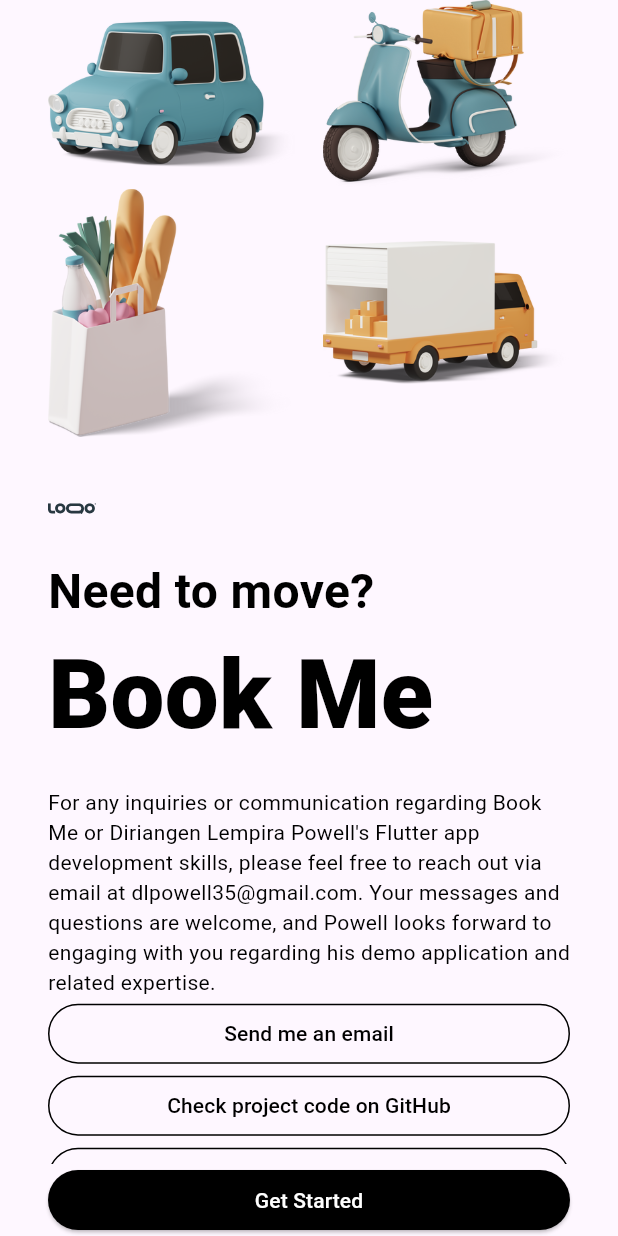
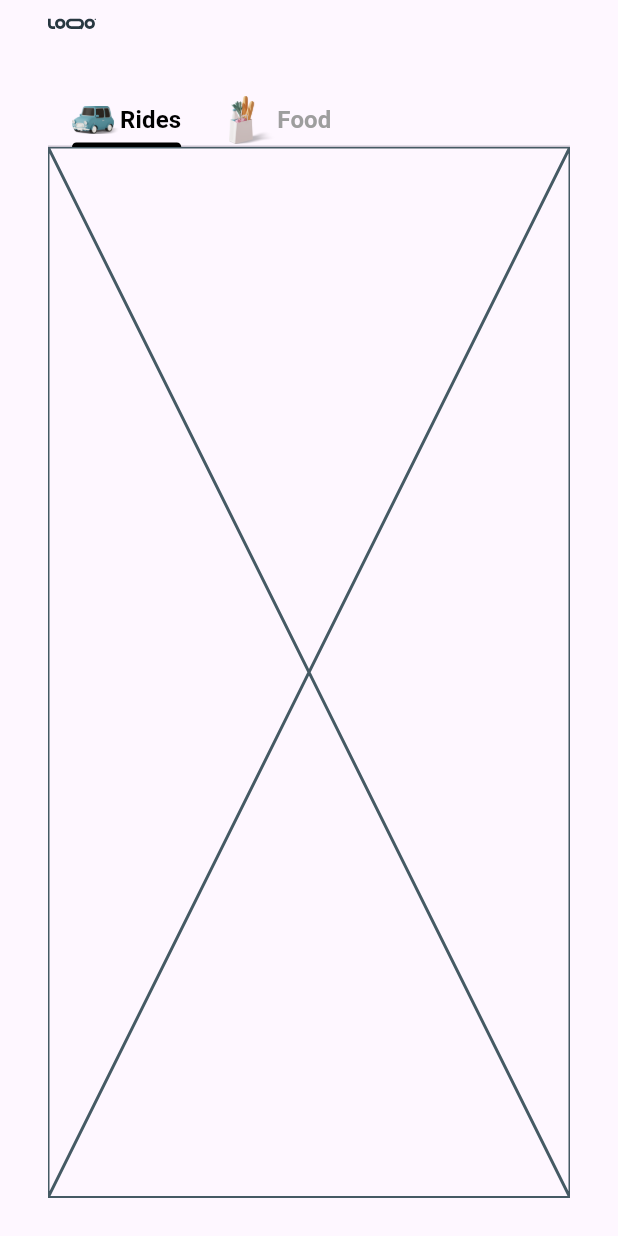
Before and after one commit to iansstuff15/book_me, a Flutter app: the screen it shows after launch, after a tap on "Get Started", on a phone screen of 412 x 824 dp. Run offline on Flutter 3.47's test engine with Material 3 defaults, Android fonts, the phone set to English and light mode, and no system bars; our stand-ins replace flutter_svg, package_info_plus, toastification.

Commit message:
feat: added tabs in home screen

```diff
--- /dev/null
+++ b/lib/features/components/home-tabs/food-tab.component.dart
@@ -0,0 +1,10 @@
+import 'package:flutter/material.dart';
+
+class FoodTab extends StatelessWidget {
+  const FoodTab({super.key});
+
+  @override
+  Widget build(BuildContext context) {
+    return const Placeholder();
+  }
+}
--- /dev/null
+++ b/lib/features/components/home-tabs/rides-tab.component.dart
@@ -0,0 +1,10 @@
+import 'package:flutter/material.dart';
+
+class HomeTab extends StatelessWidget {
+  const HomeTab({super.key});
+
+  @override
+  Widget build(BuildContext context) {
+    return const Placeholder();
+  }
+}
--- a/lib/features/pages/home.pages.dart
+++ b/lib/features/pages/home.pages.dart
@@ -1,4 +1,8 @@
 import 'package:book_me/config/app.config.dart';
+import 'package:book_me/config/sizes.config.dart';
+import 'package:book_me/features/components/buttons/elevated-button.components.dart';
+import 'package:book_me/features/components/home-tabs/food-tab.component.dart';
+import 'package:book_me/features/components/home-tabs/rides-tab.component.dart';
 import 'package:book_me/features/components/scaffold.components.dart';
 import 'package:flutter/material.dart';
 
@@ -8,8 +12,66 @@
 
   @override
   Widget build(BuildContext context) {
+    TextStyle tabTextStyle = const TextStyle(
+      fontSize: AppSizes.small,
+      fontWeight: FontWeight.bold,
+    );
+
     return AppScaffold(
-      children: [AppIcon],
+      children: [
+        AppIcon,
+        const SizedBox(
+          height: AppSizes.medium,
+        ),
+        DefaultTabController(
+            length: 2,
+            child: Column(
+              children: [
+                TabBar(
+                  isScrollable: true,
+                  tabAlignment: TabAlignment.start,
+                  tabs: [
+                    Row(
+                      children: [
+                        Image.asset(
+                          'assets/images/car.png',
+                          width: AppSizes.medium,
+                          height: AppSizes.medium,
+                        ),
+                        Text(
+                          "Rides",
+                          style: tabTextStyle,
+                        ),
+                      ],
+                    ),
+                    Row(
+                      children: [
+                        Image.asset(
+                          'assets/images/food.png',
+                          width: AppSizes.medium,
+                          height: AppSizes.medium,
+                        ),
+                        Text(
+                          "Food",
+                          style: tabTextStyle,
+                        ),
+                      ],
+                    ),
+                  ],
+                ),
+                SizedBox(
+                  height: AppSizes.getPercentOfDeviceHeight(
+                      context: context, percent: 0.85),
+                  child: const TabBarView(
+                    children: [
+                      HomeTab(),
+                      FoodTab(),
+                    ],
+                  ),
+                ),
+              ],
+            )),
+      ],
     );
   }
 }
--- a/lib/features/pages/welcome.pages.dart
+++ b/lib/features/pages/welcome.pages.dart
@@ -4,6 +4,7 @@
 import 'package:book_me/features/components/buttons/elevated-button.components.dart';
 import 'package:book_me/features/components/buttons/outlined-button.components.dart';
 import 'package:book_me/features/components/scaffold.components.dart';
+import 'package:book_me/features/pages/home.pages.dart';
 import 'package:book_me/util/launcher.dart';
 import 'package:book_me/util/os.dart';
 import 'package:book_me/util/package.dart';
@@ -27,7 +28,9 @@
           child: AppElevatedButton(
             block: true,
             label: 'Get Started',
-            onPressed: () => {},
+            onPressed: () => {
+              Navigator.pushNamed(context, HomePage.routeName),
+            },
           )),
       crossAxisAlignment: CrossAxisAlignment.start,
       children: [
```
Also changed, not shown: lib/config/themes/dark/dark-theme.config.dart, lib/config/themes/light/light-theme.config.dart.
